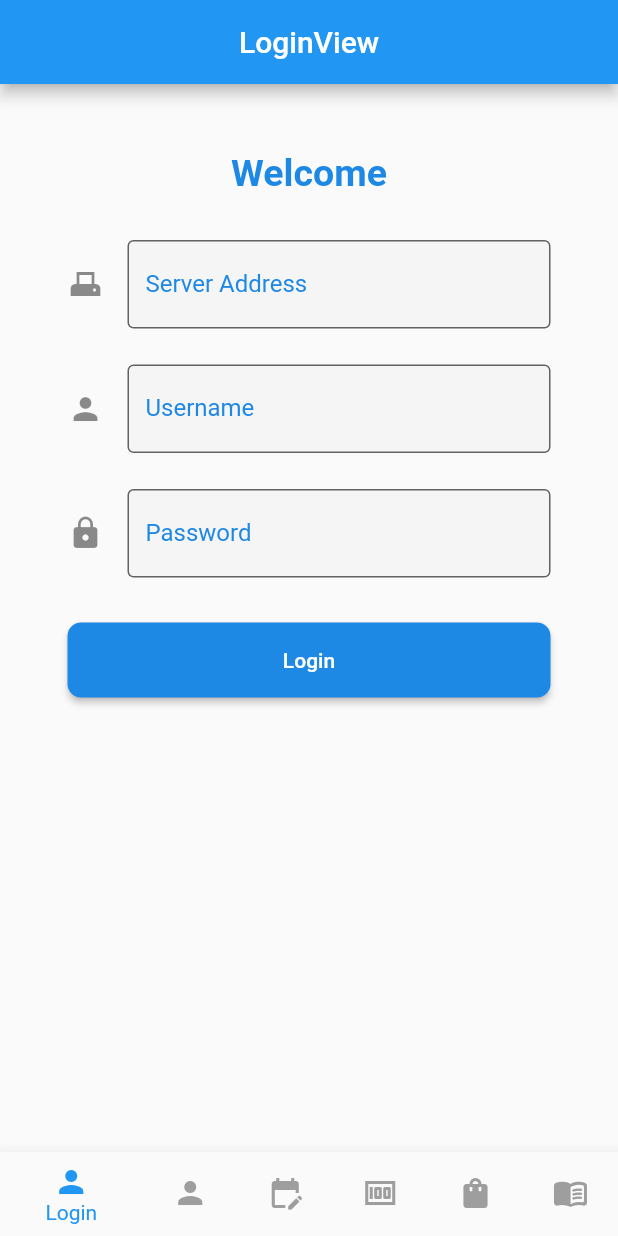
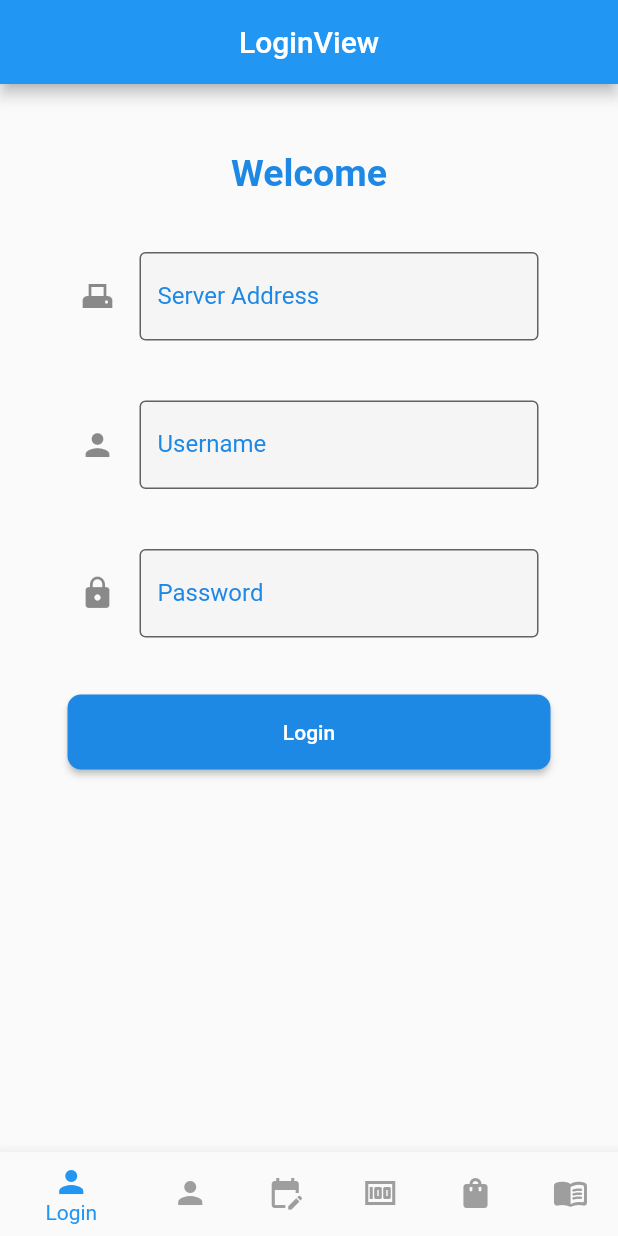
Before and after one commit to nivaja/LeAccFlutter, a Flutter app: the screen it shows after launch, after a tap on "Login", on a phone screen of 412 x 824 dp. Run offline on Flutter 3.47's test engine with Material 2 defaults, Android fonts, the phone set to English and light mode, and no system bars; our stand-ins replace cookie_jar, dio, dio_cookie_manager, get, get_storage; statements that could not run were skipped.

Commit message:
NMS => Changes in Input Field

```diff
--- a/lib/app/modules/common/views/action_button.dart
+++ b/lib/app/modules/common/views/action_button.dart
@@ -2,8 +2,9 @@ import 'package:flutter/material.dart';
 
 class FrappeNavigationButton extends StatelessWidget {
   late String buttonText;
+  Function onPressed;
 
-  FrappeNavigationButton(this.buttonText);
+  FrappeNavigationButton({required this.buttonText,required this.onPressed});
 
   @override
   Widget build(BuildContext context) {
@@ -12,7 +13,7 @@ class FrappeNavigationButton extends StatelessWidget {
           width: 140,
           height: 50,
           child: ElevatedButton(
-            onPressed: () {},
+            onPressed:()=>onPressed(),
             style: ElevatedButton.styleFrom(
               primary: Colors.blue[600],
               shape: RoundedRectangleBorder(borderRadius: BorderRadius.circular(9)),
--- a/lib/app/modules/common/views/dropdown_field_widget.dart
+++ b/lib/app/modules/common/views/dropdown_field_widget.dart
@@ -3,37 +3,35 @@ import 'package:flutter/material.dart';
 class FrappeDropdownField extends StatefulWidget {
   late Icon dropdownFieldIcons;
   List<String> dropdownList;
-  FrappeDropdownField({required this.dropdownFieldIcons, required this.dropdownList});
+  String hint;
+
+  FrappeDropdownField(
+      {required this.dropdownFieldIcons,
+      required this.dropdownList,
+      required this.hint});
+
   @override
   State<FrappeDropdownField> createState() => _FrappeDropdownFieldState();
 }
 
 class _FrappeDropdownFieldState extends State<FrappeDropdownField> {
-  String dropdownValue = 'Type Of Customer';
-
   @override
   Widget build(BuildContext context) {
-    return DropdownButtonFormField(value: dropdownValue, items: widget.dropdownList.map((String items) {
-      return DropdownMenuItem(
-          value: items,
-          child: Text(items)
-      );
-    }).toList(),
-      onChanged: (String? newValue) {
-        setState(() {
-          dropdownValue = newValue!;
-        });
-      },
-      decoration:InputDecoration(
+    return DropdownButtonFormField(
+      hint: Text(widget.hint),
+      items: widget.dropdownList.map((String items) {
+        return DropdownMenuItem(value: items, child: Text(items));
+      }).toList(),
+      decoration: InputDecoration(
           fillColor: Colors.grey[100],
           filled: true,
-          border: OutlineInputBorder(),
+          border: const OutlineInputBorder(),
           icon: widget.dropdownFieldIcons,
           // labelText: text,
           labelStyle: TextStyle(
             color: Colors.blue[600],
-          )
-      ),
+          )),
+      onChanged: (String? value) {},
     );
   }
 }
--- a/lib/app/modules/common/views/input_field_widget.dart
+++ b/lib/app/modules/common/views/input_field_widget.dart
@@ -3,12 +3,19 @@ import 'package:flutter/material.dart';
 class FrappeTextField extends StatelessWidget {
   late String text;
   final Icon fieldIcons;
-  FrappeTextField (this.text, this.fieldIcons);
+  bool? obscureText;
+  TextEditingController? controller;
+  FrappeTextField (this.text, this.fieldIcons,{this.controller, this.obscureText});
 
   @override
   Widget build(BuildContext context) {
-    return TextField(
+    return Padding(
+      padding: const EdgeInsets.all(8.0),
+      child: TextField(
+      controller: controller,
+        obscureText: obscureText??false,
         decoration: InputDecoration(
+
             fillColor: Colors.grey[100],
             filled: true,
             border: OutlineInputBorder(),
@@ -18,6 +25,7 @@ class FrappeTextField extends StatelessWidget {
               color: Colors.blue[600],
             )
         ),
+      ),
     );
   }
 }
--- a/lib/app/modules/customer/views/customer_view.dart
+++ b/lib/app/modules/customer/views/customer_view.dart
@@ -9,6 +9,7 @@ import '../controllers/customer_controller.dart';
 
 class CustomerView extends GetView<CustomerController> {
   const CustomerView({Key? key}) : super(key: key);
+
   @override
   Widget build(BuildContext context) {
     return Scaffold(
@@ -17,36 +18,27 @@ class CustomerView extends GetView<CustomerController> {
       ),
       body: Padding(
         padding: const EdgeInsets.all(15.0),
-
-        child:
-        Expanded(
-            child : ListView(
-                shrinkWrap: true,
-                children: [
+        child: Expanded(
+            child: ListView(shrinkWrap: true, children: [
           FrappeTextField('Customer Id', Icon(Icons.perm_contact_cal)),
-                  Padding(padding: EdgeInsets.all(8)),
           FrappeTextField('Customer Name', Icon(Icons.perm_identity)),
-                  Padding(padding: EdgeInsets.all(8)),
           FrappeTextField('Phone 1', Icon(Icons.phone)),
-                  Padding(padding: EdgeInsets.all(8)),
           FrappeTextField('Phone 2 (Optional)', Icon(Icons.phone_android)),
-                  Padding(padding: EdgeInsets.all(8)),
           FrappeTextField('Email (Optional)', Icon(Icons.email)),
-                  Padding(padding: EdgeInsets.all(8)),
           FrappeTextField('Address', Icon(Icons.home)),
-                  Padding(padding: EdgeInsets.all(8)),
           FrappeTextField('Pan/VAT Number', Icon(Icons.app_registration)),
-                  Padding(padding: EdgeInsets.all(8)),
           FrappeTextField('Geo Location', Icon(Icons.location_on)),
+          FrappeDropdownField(
+            dropdownFieldIcons: Icon(Icons.person),
+            dropdownList: ['Wholesale', 'Retail'],
+            hint: 'Select Customer',
+          ),
           Padding(padding: EdgeInsets.all(14)),
-
-                  FrappeDropdownField(dropdownFieldIcons: Icon(Icons.person), dropdownList: ['Type Of Customer', 'Wholesale', 'Retail'], ),
-                  Padding(padding: EdgeInsets.all(14)),
-
-                  FrappeNavigationButton('Save'),
-                ]
-            )
+          FrappeNavigationButton(
+            buttonText: 'Save',
+            onPressed: () {},
           ),
+        ])),
       ),
     );
   }
--- a/lib/app/modules/home/views/home_view.dart
+++ b/lib/app/modules/home/views/home_view.dart
@@ -16,7 +16,7 @@ class HomeView extends StatefulWidget {
 
 class _HomeViewState extends State<HomeView> {
   int currentIndex = 0;
-  static const List<Widget> widgetOptions = <Widget>[
+  static  List<Widget> widgetOptions = <Widget>[
     LoginView(),
     CustomerView(),
     SalesOrderView(),
--- /dev/null
+++ b/lib/app/modules/http/dio.dart
@@ -0,0 +1,24 @@
+import 'dart:io';
+
+import 'package:cookie_jar/cookie_jar.dart';
+import 'package:dio/dio.dart';
+import 'package:dio_cookie_manager/dio_cookie_manager.dart';
+import 'package:path_provider/path_provider.dart';
+
+import 'dio_interceptor.dart';
+
+class DioClient{
+  static Dio? dio;
+
+  static init(String baseUrl) async{
+    Directory appDocDir = await getApplicationDocumentsDirectory();
+    String appDocPath = appDocDir.path;
+    var cookieJar = PersistCookieJar(storage: FileStorage("$appDocPath/.cookies"));
+    dio= Dio(BaseOptions(
+      baseUrl: '$baseUrl/api'
+    ))..interceptors.addAll([
+      CookieManager(cookieJar),
+      DioInterceptor()
+    ]);
+  }
+}
--- /dev/null
+++ b/lib/app/modules/http/dio_interceptor.dart
@@ -0,0 +1,25 @@
+import 'dart:convert';
+
+import 'package:dio/dio.dart';
+
+class DioInterceptor extends InterceptorsWrapper{
+  @override
+  void onError(DioError err, ErrorInterceptorHandler handler) {
+    print(err.stackTrace.toString());
+    super.onError(err, handler);
+  }
+
+  @override
+  void onRequest(RequestOptions options, RequestInterceptorHandler handler) {
+    print("Resquest --> "+jsonEncode(options.data));
+    print("Resquest Params --> "+jsonEncode(options.queryParameters.toString()));
+    super.onRequest(options,handler);
+  }
+
+  @override
+  void onResponse(Response response, ResponseInterceptorHandler handler) {
+    print("Response --> "+response.data.toString());
+    super.onResponse(response, handler);
+  }
+
+}
--- /dev/null
+++ b/lib/app/modules/http/http.dart
@@ -0,0 +1,14 @@
+import 'package:get_storage/get_storage.dart';
+import 'package:leacc_pos/app/modules/http/dio.dart';
+
+initApiConfig() async{
+  var baseUrl = await GetStorage().read('baseUrl');
+  if (["", null].contains(baseUrl)) {
+    await DioClient.init(baseUrl);
+  }
+}
+
+setBaseUrl(String baseUrl) async{
+  await GetStorage().write('baseUrl', baseUrl);
+  await DioClient.init(baseUrl);
+}
--- a/lib/app/modules/login/views/login_view.dart
+++ b/lib/app/modules/login/views/login_view.dart
@@ -1,13 +1,17 @@
 import 'package:flutter/material.dart';
 
 import 'package:get/get.dart';
+import 'package:leacc_pos/app/modules/http/http.dart';
 
 import '../../common/views/action_button.dart';
 import '../../common/views/input_field_widget.dart';
 import '../controllers/login_controller.dart';
 
 class LoginView extends GetView<LoginController> {
-  const LoginView({Key? key}) : super(key: key);
+   LoginView({Key? key}) : super(key: key);
+  final  serverController = TextEditingController();
+  final  emailController = TextEditingController();
+   final  passwordController = TextEditingController();
 
   @override
   Widget build(BuildContext context) {
@@ -31,15 +35,19 @@ class LoginView extends GetView<LoginController> {
               SizedBox(
                 height: 30,
               ),
-              FrappeTextField('Server Address', Icon(Icons.adf_scanner)),
+              FrappeTextField(controller:serverController,'Server Address', Icon(Icons.adf_scanner)),
               Padding(padding: EdgeInsets.all(12)),
-              FrappeTextField('Username', Icon(Icons.person)),
+              FrappeTextField(controller: emailController,'Username', Icon(Icons.person)),
               Padding(padding: EdgeInsets.all(12)),
-              FrappeTextField('Password', Icon(Icons.lock)),
+              FrappeTextField(controller: passwordController,'Password', Icon(Icons.lock),obscureText: true,),
               SizedBox(
                 height: 30,
               ),
-              FrappeNavigationButton('Login'),
+              FrappeNavigationButton(buttonText: 'Login',onPressed: () async{
+                print(passwordController.text.toString());
+                await setBaseUrl(serverController.text);
+
+              },),
             ],
           ),
         ),
--- a/lib/app/routes/app_pages.dart
+++ b/lib/app/routes/app_pages.dart
@@ -55,7 +55,7 @@ class AppPages {
     ),
     GetPage(
       name: _Paths.LOGIN,
-      page: () => const LoginView(),
+      page: () =>  LoginView(),
       binding: LoginBinding(),
     ),
   ];
--- a/lib/main.dart
+++ b/lib/main.dart
@@ -1,10 +1,13 @@
 import 'package:flutter/material.dart';
 
 import 'package:get/get.dart';
+import 'package:get_storage/get_storage.dart';
 
+import 'app/modules/http/http.dart';
 import 'app/routes/app_pages.dart';
 
-void main() {
+void main() async{
+  await GetStorage.init();
   runApp(
     GetMaterialApp(
       title: "Application",
@@ -12,4 +15,5 @@ void main() {
       getPages: AppPages.routes,
     ),
   );
+  await initApiConfig();
 }
--- a/pubspec.yaml
+++ b/pubspec.yaml
@@ -6,7 +6,7 @@ environment:
   sdk: '>=2.17.3 <3.0.0'
 
 dependencies:
-  path_provider: ^2.0.9
+  path_provider: ^2.0.11
   dio: ^4.0.6
   dio_cookie_manager: ^2.0.0
   http: ^0.13.4
@@ -15,6 +15,7 @@ dependencies:
   cupertino_icons: ^1.0.2
   flutter_datetime_picker: ^1.5.1
   get: 4.6.5
+  get_storage: ^2.0.3
   flutter:
     sdk: flutter
 
```
Also changed, not shown: pubspec.lock. Lines whose indentation alone changed are shown as unchanged.
